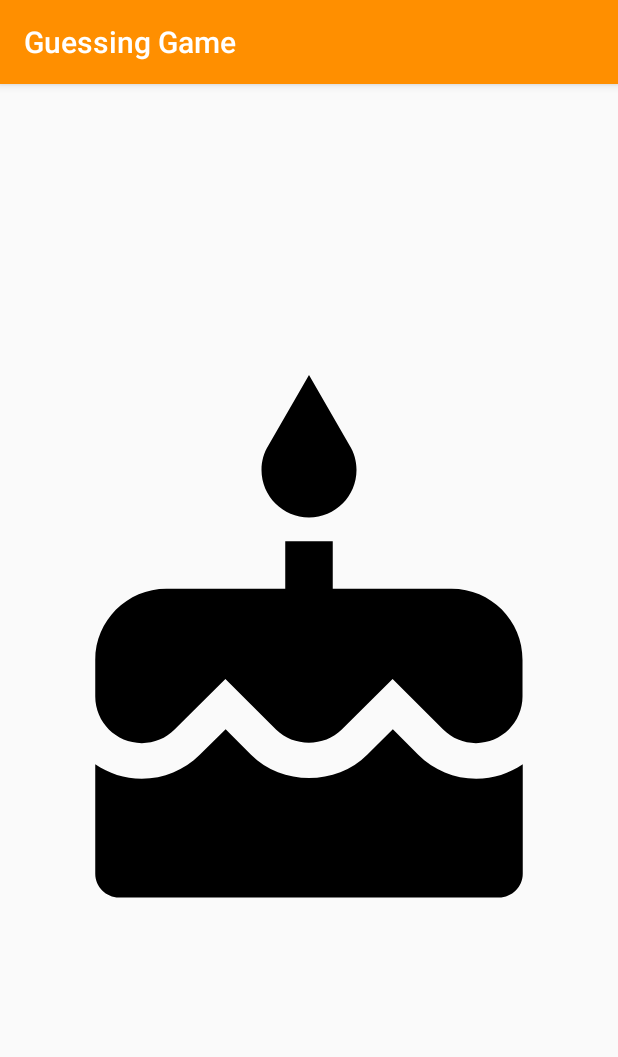
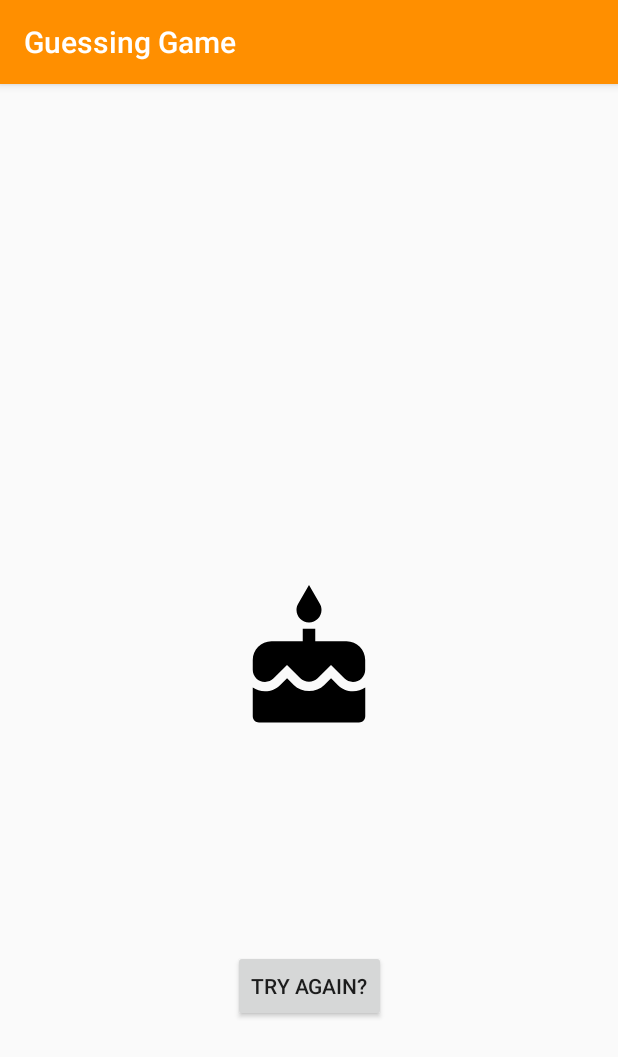
Before and after one commit to wrussell1999/android-workshop-java, an Android app: the CongratuationsActivity screen opened directly, with no data from a screen before it, on a phone screen of 412 x 824 dp. Shown: the top 1057 px of the screen. Run offline under Robolectric (Android 15) with nearby library versions, the phone set to English and light mode, and no system bars.

Commit message:
Final code for DSC workshop

```diff
--- a/app/src/main/java/com/willrussell/guessgame/MainActivity.java
+++ b/app/src/main/java/com/willrussell/guessgame/MainActivity.java
@@ -66,6 +66,4 @@ public class MainActivity extends AppCompatActivity {
             generateNumber();
         }
     }
-
-
 }
--- a/app/src/main/res/layout/activity_congratuations.xml
+++ b/app/src/main/res/layout/activity_congratuations.xml
@@ -7,8 +7,9 @@
     tools:context=".CongratuationsActivity">
 
     <ImageView
+        android:id="@+id/label"
         android:layout_width="match_parent"
-        android:layout_height="match_parent"
+        android:layout_height="@dimen/cake_height"
         android:src="@drawable/cake"
         android:layout_margin="@dimen/cake_margin"
         app:layout_constraintTop_toTopOf="parent"
@@ -16,4 +17,14 @@
         app:layout_constraintLeft_toLeftOf="parent"
         app:layout_constraintRight_toRightOf="parent" />
 
+    <Button
+        android:layout_width="wrap_content"
+        android:layout_height="wrap_content"
+        android:text="@string/try_again"
+        android:onClick="tryAgain"
+        app:layout_constraintTop_toBottomOf="@id/label"
+        app:layout_constraintBottom_toBottomOf="parent"
+        app:layout_constraintLeft_toLeftOf="parent"
+        app:layout_constraintRight_toRightOf="parent" />
+
 </androidx.constraintlayout.widget.ConstraintLayout>
--- a/app/src/main/res/values/dimen.xml
+++ b/app/src/main/res/values/dimen.xml
@@ -3,4 +3,5 @@
     <dimen name="input_margin">32dp</dimen>
     <dimen name="title_size">36dp</dimen>
     <dimen name="cake_margin">16dp</dimen>
+    <dimen name="cake_height">100dp</dimen>
 </resources>
--- a/app/src/main/res/values/strings.xml
+++ b/app/src/main/res/values/strings.xml
@@ -4,4 +4,5 @@
     <string name="guess_correct_label">You guessed correctly!</string>
     <string name="guess_incorrect_label">You guessed incorrectly!</string>
     <string name="submit_button">Submit</string>
+    <string name="try_again">Try again?</string>
 </resources>
```
